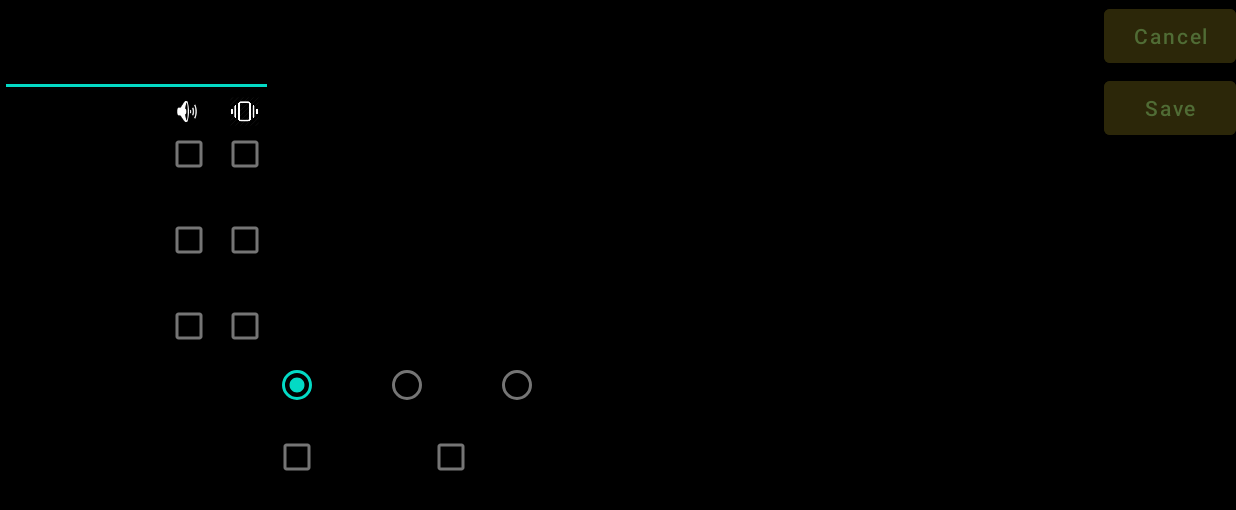
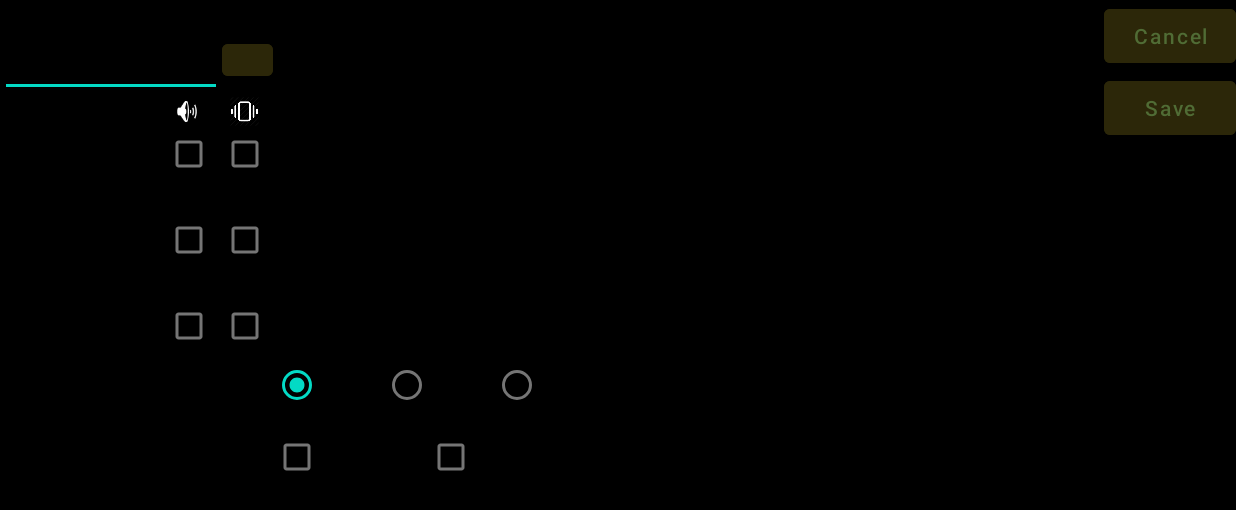
Before and after one commit to Maniak003/DoZer, an Android app: the FullscreenActivity2 screen opened directly, with no data from a screen before it, on a phone screen of 824 x 412 dp (held sideways). Shown: the top 510 px of the screen. Run offline under Robolectric (Android 15) with nearby library versions, the light colour scheme and no system bars; network calls fail; pictures from the network do not load.

Commit message:
modified:   AndroidDoZer/app/src/main/java/ru/starline/dozer/FullscreenActivity.java 	modified:   AndroidDoZer/app/src/main/java/ru/starline/dozer/FullscreenActivity2.java 	modified:   AndroidDoZer/app/src/main/res/layout/activity_fullscreen2.xml

```diff
--- a/AndroidDoZer/app/src/main/res/layout/activity_fullscreen2.xml
+++ b/AndroidDoZer/app/src/main/res/layout/activity_fullscreen2.xml
@@ -36,12 +36,25 @@
                 android:editable="false"
                 android:text="MAC address" />
 
-            <EditText
-                android:id="@+id/editTextMAC"
+            <LinearLayout
                 android:layout_width="match_parent"
                 android:layout_height="wrap_content"
-                android:ems="10"
-                android:inputType="text" />
+                android:orientation="horizontal">
+
+                <EditText
+                    android:id="@+id/editTextMAC"
+                    android:layout_width="148dp"
+                    android:layout_height="wrap_content"
+                    android:ems="10"
+                    android:inputType="text" />
+
+                <Button
+                    android:id="@+id/scanBLEBTN"
+                    android:layout_width="29dp"
+                    android:layout_height="33dp"
+                    android:layout_weight="1"
+                    android:backgroundTint="@color/button_color" />
+            </LinearLayout>
 
             <LinearLayout
                 android:layout_width="match_parent"
```
Also changed, not shown: AndroidDoZer/app/src/main/java/ru/starline/dozer/FullscreenActivity.java (+0 -63 lines), AndroidDoZer/app/src/main/java/ru/starline/dozer/FullscreenActivity2.java (+94 -0 lines).
